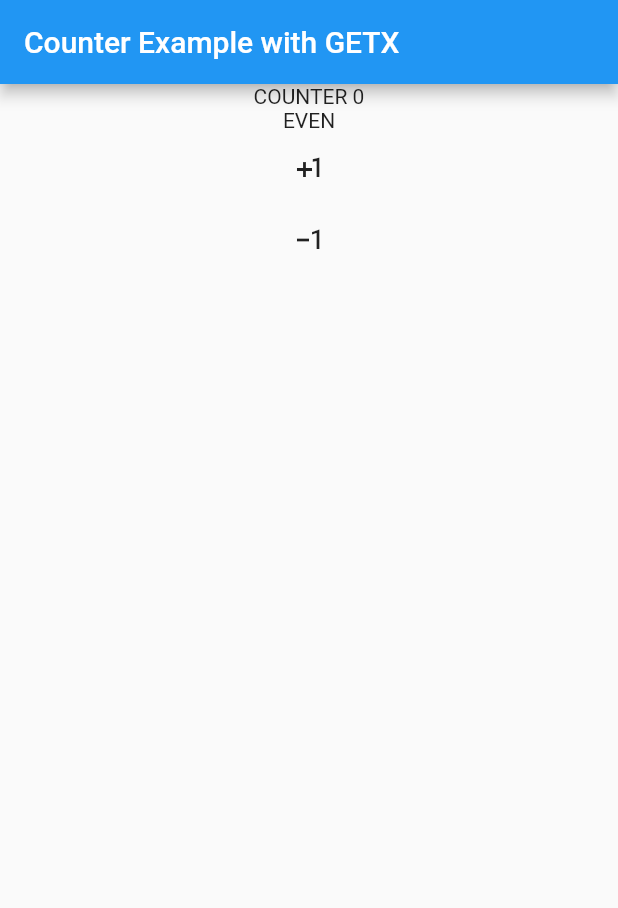
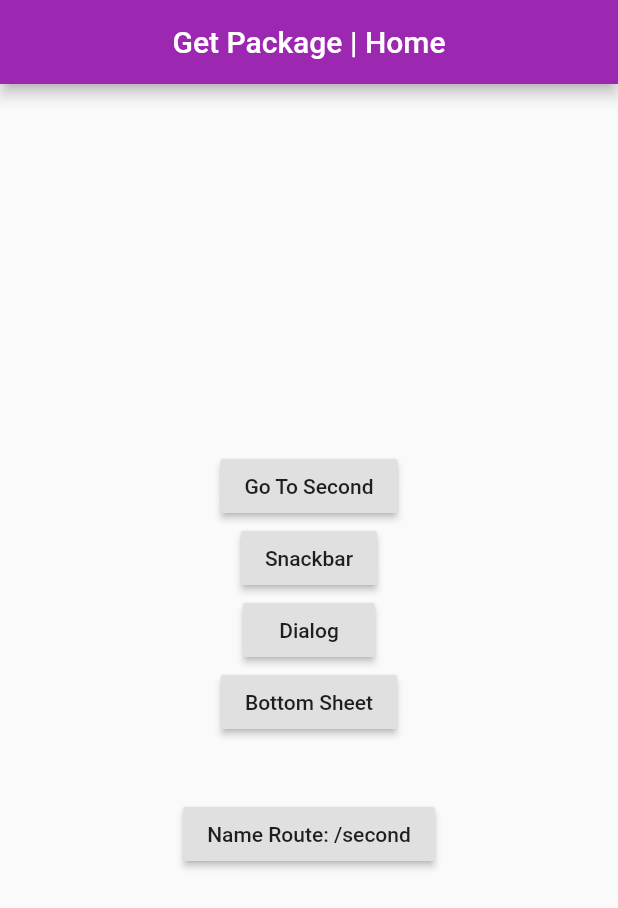
Before and after one commit to bartukaan/flutter_counter_getx, a Flutter app: the screen it shows after launch, on a phone screen of 412 x 824 dp. Shown: the top 908 px of the screen. Run offline on Flutter 3.47's test engine with Material 2 defaults, Android fonts, the phone set to English and light mode, and no system bars; our stand-ins replace get.

Commit message:
-- navigation examples with getx

```diff
--- a/lib/counter_screen.dart
+++ b/lib/counter/counter_screen.dart
@@ -1,4 +1,4 @@
-import 'package:counter_with_get/counter_controller.dart';
+import 'file:///E:/Users/bpideci/Projects/Flutter/counter_with_get/lib/counter/counter_controller.dart';
 import 'package:flutter/material.dart';
 import 'package:get/get.dart';
 
--- a/lib/main.dart
+++ b/lib/main.dart
@@ -1,34 +1,37 @@
+import 'package:counter_with_get/screens/first_screen.dart';
+import 'package:counter_with_get/screens/forth_screen.dart';
+import 'package:counter_with_get/screens/second_screen.dart';
+import 'package:counter_with_get/screens/third_screen.dart';
 import 'package:flutter/material.dart';
+import 'package:get/get_navigation/src/root/get_material_app.dart';
+import 'package:get/get_navigation/src/routes/get_route.dart';
+import 'package:get/get_navigation/src/routes/transitions_type.dart';
 
-import 'counter_screen.dart';
+import 'counter/counter_screen.dart';
 
 void main() {
   runApp(MyApp());
 }
 
 class MyApp extends StatelessWidget {
-  // This widget is the root of your application.
   @override
   Widget build(BuildContext context) {
-    return MaterialApp(
-      title: 'Flutter Demo',
+    return GetMaterialApp(
+      home: First(),
       theme: ThemeData(
-        // This is the theme of your application.
-        //
-        // Try running your application with "flutter run". You'll see the
-        // application has a blue toolbar. Then, without quitting the app, try
-        // changing the primarySwatch below to Colors.green and then invoke
-        // "hot reload" (press "r" in the console where you ran "flutter run",
-        // or simply save your changes to "hot reload" in a Flutter IDE).
-        // Notice that the counter didn't reset back to zero; the application
-        // is not restarted.
-        primarySwatch: Colors.blue,
-        // This makes the visual density adapt to the platform that you run
-        // the app on. For desktop platforms, the controls will be smaller and
-        // closer together (more dense) than on mobile platforms.
-        visualDensity: VisualDensity.adaptivePlatformDensity,
+        accentColor: Colors.purpleAccent,
+        primaryColor: Colors.purple,
       ),
-      home: CounterScreen(),
+      getPages: [
+        GetPage(name: '/', page: () => First()),
+        GetPage(name: '/second', page: () => Second()),
+        GetPage(
+          name: '/third',
+          page: () => Third(),
+          transition: Transition.zoom,
+        ),
+        GetPage(name: "/fourth", page: () => Fourth()),
+      ],
     );
   }
 }
--- /dev/null
+++ b/lib/screens/first_screen.dart
@@ -0,0 +1,94 @@
+import 'package:flutter/material.dart';
+import 'package:get/get.dart';
+
+import 'second_screen.dart';
+
+
+class First extends StatelessWidget {
+  goToNext() {
+    //Navigator.push(context, MaterialPageRoute(builder: (context)=>Second()));
+    navigator.push(MaterialPageRoute(builder: (context) => Second()));
+    //Get.to(Second());
+  }
+
+  _showSnackBar() {
+    Get.snackbar(
+      "Hey There",
+      "Snackbar is easy",
+      snackPosition: SnackPosition.BOTTOM,
+    );
+  }
+
+  _showDialog() {
+    Get.defaultDialog(
+      title: "Simple Dialog",
+      content: Text("Too Easy"),
+    );
+  }
+
+  _showBottomSheet() {
+    Get.bottomSheet(
+      Container(
+        child: Wrap(
+          children: <Widget>[
+            ListTile(
+                leading: Icon(Icons.music_note),
+                title: Text('Music'),
+                onTap: () => {}),
+            ListTile(
+              leading: Icon(Icons.videocam),
+              title: Text('Video'),
+              onTap: () => {},
+            ),
+            SizedBox(
+              height: 100,
+            ),
+          ],
+        ),
+      ),
+      backgroundColor: Colors.white,
+    );
+  }
+
+  @override
+  Widget build(BuildContext context) {
+    return Scaffold(
+      appBar: AppBar(
+        title: Text("Get Package | Home"),
+        centerTitle: true,
+      ),
+      body: Center(
+        child: Column(
+          mainAxisAlignment: MainAxisAlignment.center,
+          children: <Widget>[
+            RaisedButton(
+              child: Text("Go To Second"),
+              onPressed: () => goToNext(),
+            ),
+            RaisedButton(
+              child: Text("Snackbar"),
+              onPressed: _showSnackBar,
+            ),
+            RaisedButton(
+              child: Text("Dialog"),
+              onPressed: _showDialog,
+            ),
+            RaisedButton(
+              child: Text("Bottom Sheet"),
+              onPressed: _showBottomSheet,
+            ),
+            SizedBox(
+              height: 40,
+            ),
+            RaisedButton(
+              child: Text("Name Route: /second"),
+              onPressed: () {
+                Get.toNamed("/second");
+              },
+            )
+          ],
+        ),
+      ),
+    );
+  }
+}
```
Also changed, not shown: lib/screens/forth_screen.dart (added, +33 -0 lines), lib/screens/second_screen.dart (added, +59 -0 lines), lib/screens/third_screen.dart (added, +28 -0 lines), lib/counter/counter_controller.dart (renamed from lib/counter_controller.dart).
